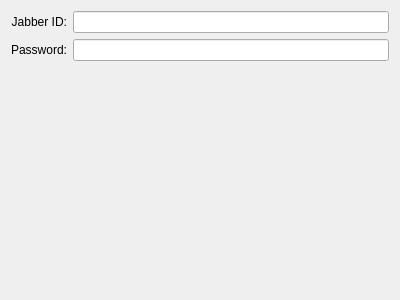
Above: haze/icq-main-options-widget.ui from KDE/ktp-accounts-kcm before the change. Below: the same form after it.
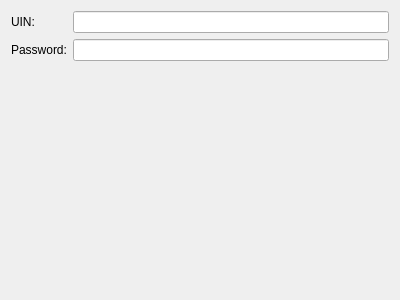
That is the form after the change. Custom widgets are drawn as their Qt base class.

Commit message: Make the haze icq plugin load.

Patch:
```diff
--- a/haze/icq-main-options-widget.ui
+++ b/haze/icq-main-options-widget.ui
@@ -15,47 +15,30 @@
   </property>
   <layout class="QVBoxLayout" name="verticalLayout_2">
    <item>
-    <layout class="QVBoxLayout" name="verticalLayout">
-     <item>
-      <layout class="QHBoxLayout" name="horizontalLayout">
-       <item>
+    <layout class="QFormLayout" name="formLayout">
+     <item row="0" column="0">
         <widget class="QLabel" name="accountLabel">
          <property name="text">
-          <string>Jabber ID:</string>
-         </property>
-         <property name="alignment">
-          <set>Qt::AlignRight|Qt::AlignTrailing|Qt::AlignVCenter</set>
+        <string>UIN:</string>
          </property>
         </widget>
        </item>
-       <item>
+     <item row="0" column="1">
         <widget class="KLineEdit" name="accountLineEdit"/>
        </item>
-      </layout>
-     </item>
-     <item>
-      <layout class="QHBoxLayout" name="horizontalLayout_2">
-       <item>
+     <item row="1" column="0">
         <widget class="QLabel" name="passwordLabel">
          <property name="text">
           <string>Password:</string>
          </property>
-         <property name="alignment">
-          <set>Qt::AlignRight|Qt::AlignTrailing|Qt::AlignVCenter</set>
-         </property>
-        </widget>
-       </item>
-       <item>
+      </widget>
+     </item>
+     <item row="1" column="1">
         <widget class="KLineEdit" name="passwordLineEdit">
-         <property name="echoMode">
-          <enum>QLineEdit::Password</enum>
-         </property>
          <property name="passwordMode">
           <bool>true</bool>
          </property>
         </widget>
-       </item>
-      </layout>
      </item>
     </layout>
    </item>
```
Lines whose indentation alone changed are shown as unchanged. The commit also changes 2 other files.
